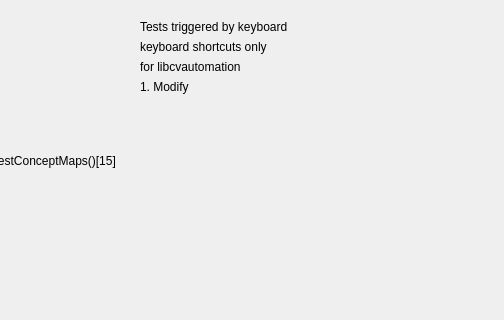
This is Tools/ToolTestConceptMap/qttesteditconceptmapdialog.ui in richelbilderbeek/ProjectRichelBilderbeek as Qt 5 draws it before an edit; both pictures show x 256 to 760 and y 0 to 320 of the 760 by 610 pixel window. The edited form follows.
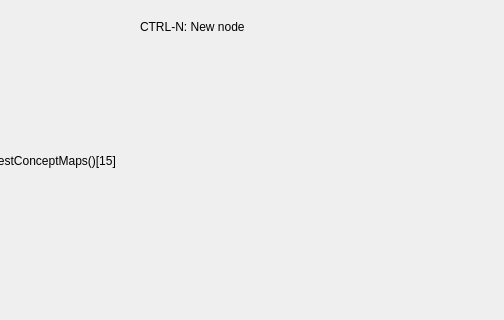
This is the edited form.

Commit message: Adding nodes by keyboard works nice

What changed in the file:
```diff
--- a/Tools/ToolTestConceptMap/qttesteditconceptmapdialog.ui
+++ b/Tools/ToolTestConceptMap/qttesteditconceptmapdialog.ui
@@ -43,28 +43,7 @@
       <item>
        <widget class="QLabel" name="label">
         <property name="text">
-         <string>Tests triggered by keyboard</string>
-        </property>
-       </widget>
-      </item>
-      <item>
-       <widget class="QLabel" name="label_2">
-        <property name="text">
-         <string>keyboard shortcuts only</string>
-        </property>
-       </widget>
-      </item>
-      <item>
-       <widget class="QLabel" name="label_3">
-        <property name="text">
-         <string>for libcvautomation</string>
-        </property>
-       </widget>
-      </item>
-      <item>
-       <widget class="QLabel" name="label_4">
-        <property name="text">
-         <string>1. Modify</string>
+         <string>CTRL-N: New node</string>
         </property>
        </widget>
       </item>
```
The commit also changes 3 other files.
